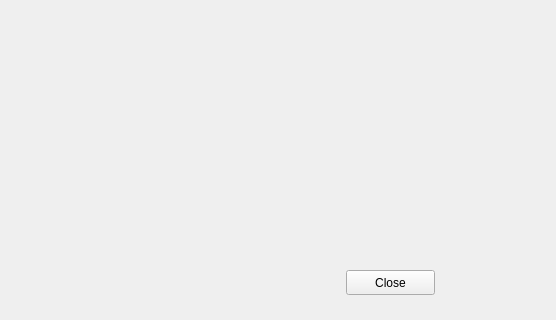
Qt form SmartWardrobeGUI/ui/qcamerawidget.ui (lacie-life/SmartWardobe) before a commit; both pictures show x 444 to 1000 and y 280 to 600 of the 1000 by 600 pixel window.
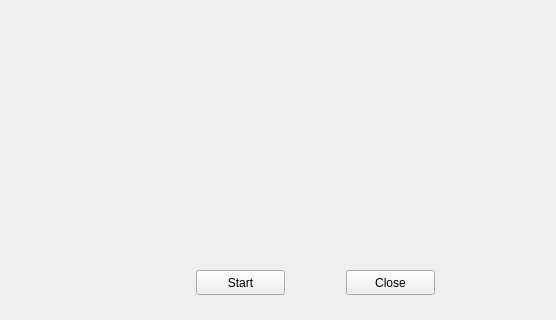
The same form after that commit.

The edit to the form file:
```diff
--- a/SmartWardrobeGUI/ui/qcamerawidget.ui
+++ b/SmartWardrobeGUI/ui/qcamerawidget.ui
@@ -39,6 +39,19 @@
     <string>Close</string>
    </property>
   </widget>
+  <widget class="QPushButton" name="startButton">
+   <property name="geometry">
+    <rect>
+     <x>640</x>
+     <y>550</y>
+     <width>89</width>
+     <height>25</height>
+    </rect>
+   </property>
+   <property name="text">
+    <string>Start</string>
+   </property>
+  </widget>
  </widget>
  <resources/>
  <connections/>
```
